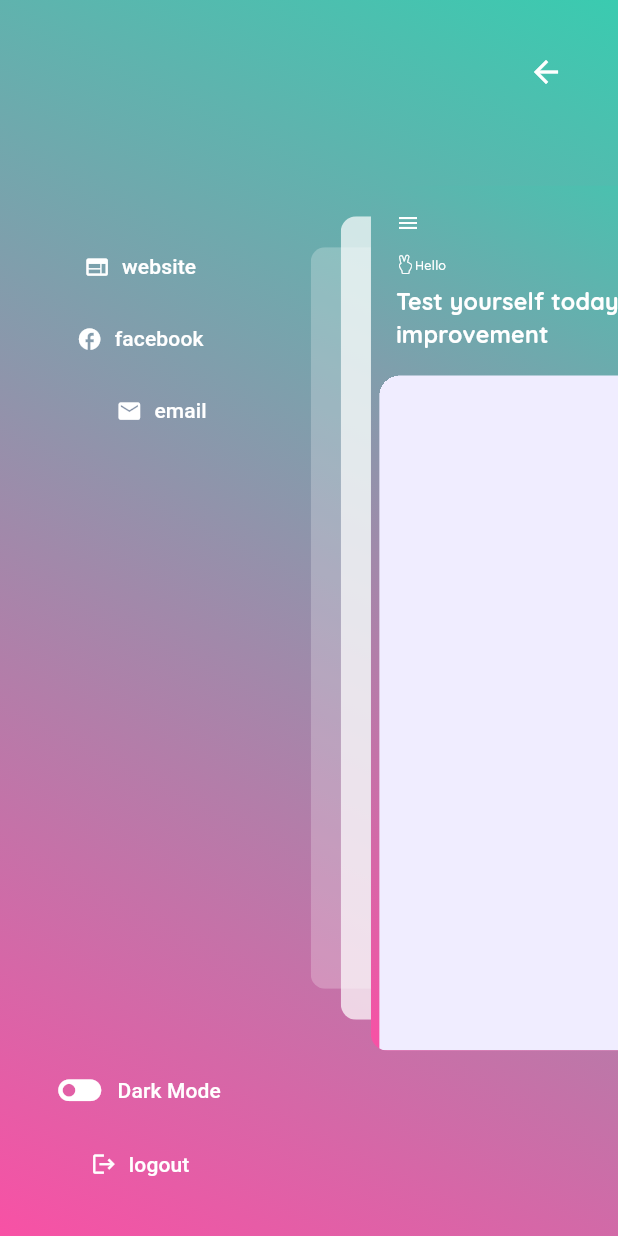
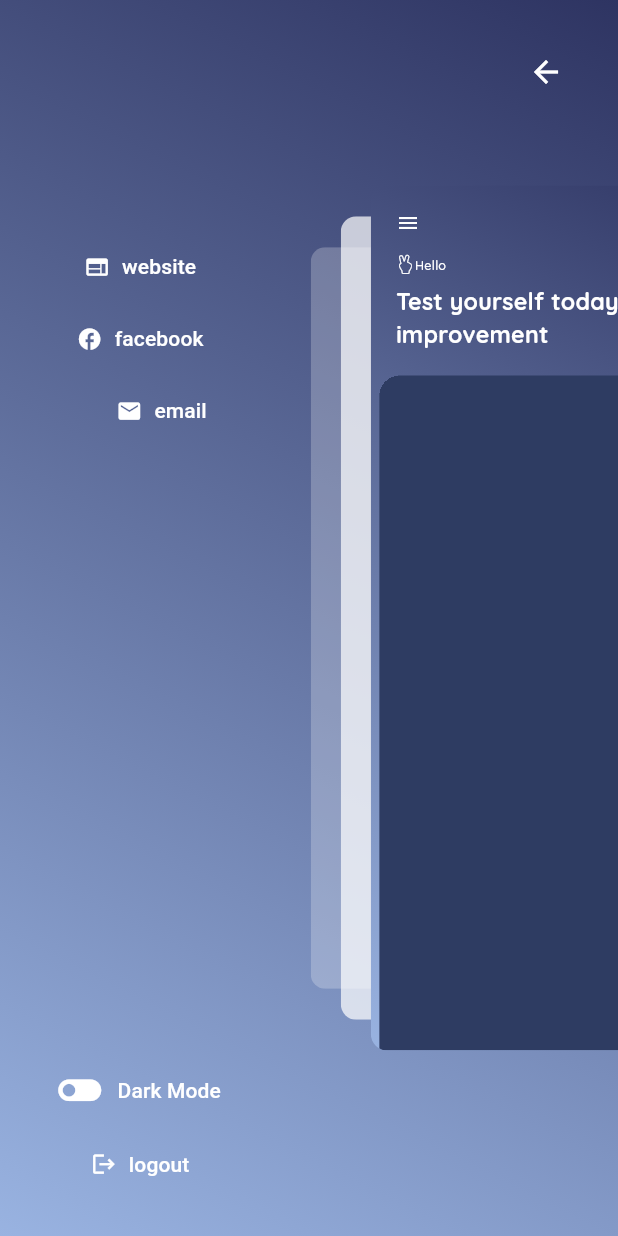
Before and after one commit to gt-lcy96/flutter_study_app, a Flutter app: the HomePage screen opened by its route, after a tap on the "menu" icon, on a phone screen of 412 x 824 dp. Run offline on Flutter 3.47's test engine with Material 3 defaults, Android fonts, the phone set to English and light mode, and no system bars; drawn by our look-alikes of flutter_zoom_drawer; our stand-ins replace cloud_firestore, firebase_auth, firebase_core, firebase_storage, flutter_screenutil, flutter_svg and 5 more; missing offline and left inert: easy_separator; accounts and stored records are empty; project files that could hold a hidden picture were left out.

Commit message:
fix theme in question card and content area not show properly

```diff
--- a/lib/configs/themes/app_colors.dart
+++ b/lib/configs/themes/app_colors.dart
@@ -21,21 +21,23 @@ const mainGradientDark = LinearGradient(
     end: Alignment.bottomLeft,
     colors: [primaryDarkColorDark, primaryColorDark]);
 
-// LinearGradient mainGradient() =>
-//     UIParameters.isDarkMode() ? mainGradientDark : mainGradientLight;
-LinearGradient mainGradient() =>
-    Get.find<ThemeController>().isDarkMode ? mainGradientDark : mainGradientLight;
 
-Color customScaffoldColor(BuildContext context) => UIParameters.isDarkMode()
-    ? const Color(0xFF2e3c62)
-    : const Color.fromARGB(255, 240, 237, 255);
+LinearGradient mainGradient() => Get.find<ThemeController>().isDarkMode
+    ? mainGradientLight
+    : mainGradientDark;
+
+Color customScaffoldColor(BuildContext context) =>
+    Get.find<ThemeController>().isDarkMode
+        ? const Color.fromARGB(255, 240, 237, 255)
+        : const Color(0xFF2e3c62);
+
 // ? const Color.fromARGB(255, 20, 46, 158)
 // : const Color.fromARGB(255, 221, 221, 221);
 
-Color answerSelectedColor() => UIParameters.isDarkMode()
+Color answerSelectedColor() => Get.find<ThemeController>().isDarkMode
     ? Theme.of(Get.context!).cardColor.withOpacity(0.5)
     : Theme.of(Get.context!).primaryColor;
 
-Color answerBorderColor() => UIParameters.isDarkMode()
+Color answerBorderColor() => Get.find<ThemeController>().isDarkMode
     ? const Color.fromARGB(255, 20, 46, 158)
     : const Color.fromARGB(255, 221, 221, 221);
--- a/lib/widgets/content_area.dart
+++ b/lib/widgets/content_area.dart
@@ -1,7 +1,9 @@
 import 'package:flutter/foundation.dart';
 import 'package:flutter/material.dart';
+import 'package:get/get.dart';
 import 'package:study_app/configs/themes/app_colors.dart';
 import 'package:study_app/configs/themes/ui_parameters.dart';
+import 'package:study_app/controllers/theme_controller.dart';
 
 class ContentArea extends StatelessWidget {
   final bool addPadding;
@@ -14,6 +16,7 @@ class ContentArea extends StatelessWidget {
 
   @override
   Widget build(BuildContext context) {
+    return GetBuilder<ThemeController>(builder: (tcont) {
       return Material(
         borderRadius: BorderRadius.vertical(top: Radius.circular(20)),
         clipBehavior: Clip.hardEdge,
@@ -30,5 +33,6 @@ class ContentArea extends StatelessWidget {
           child: child,
         ),
       );
+    });
   }
 }
```
Also changed, not shown: lib/pages/home/widgets/question_card.dart (+21 -8 lines). Lines whose indentation alone changed are shown as unchanged.
